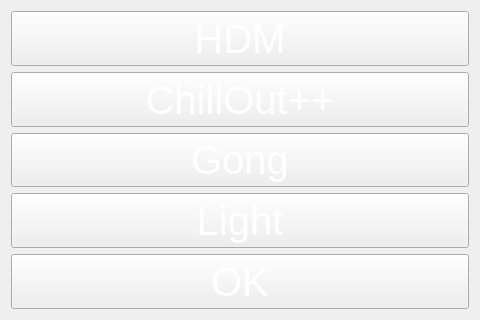
The window that musicplayer.ui (dgow/PiClock) describes before a commit, drawn with Qt 5.
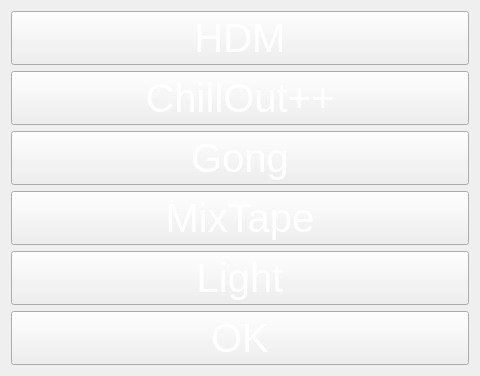
The same window after the commit.

Patch:
```diff
--- a/musicplayer.ui
+++ b/musicplayer.ui
@@ -7,7 +7,7 @@
     <x>0</x>
     <y>0</y>
     <width>480</width>
-    <height>320</height>
+    <height>322</height>
    </rect>
   </property>
   <property name="windowTitle">
@@ -95,6 +95,27 @@
      </property>
     </widget>
    </item>
+   <item>
+    <widget class="QPushButton" name="mixTapeButton">
+     <property name="font">
+      <font>
+       <pointsize>30</pointsize>
+      </font>
+     </property>
+     <property name="styleSheet">
+      <string notr="true">color: rgb(255, 255, 255);</string>
+     </property>
+     <property name="text">
+      <string>MixTape</string>
+     </property>
+     <property name="default">
+      <bool>false</bool>
+     </property>
+     <property name="flat">
+      <bool>false</bool>
+     </property>
+    </widget>
+   </item>
    <item>
     <widget class="QPushButton" name="lightButton">
      <property name="sizePolicy">
```
